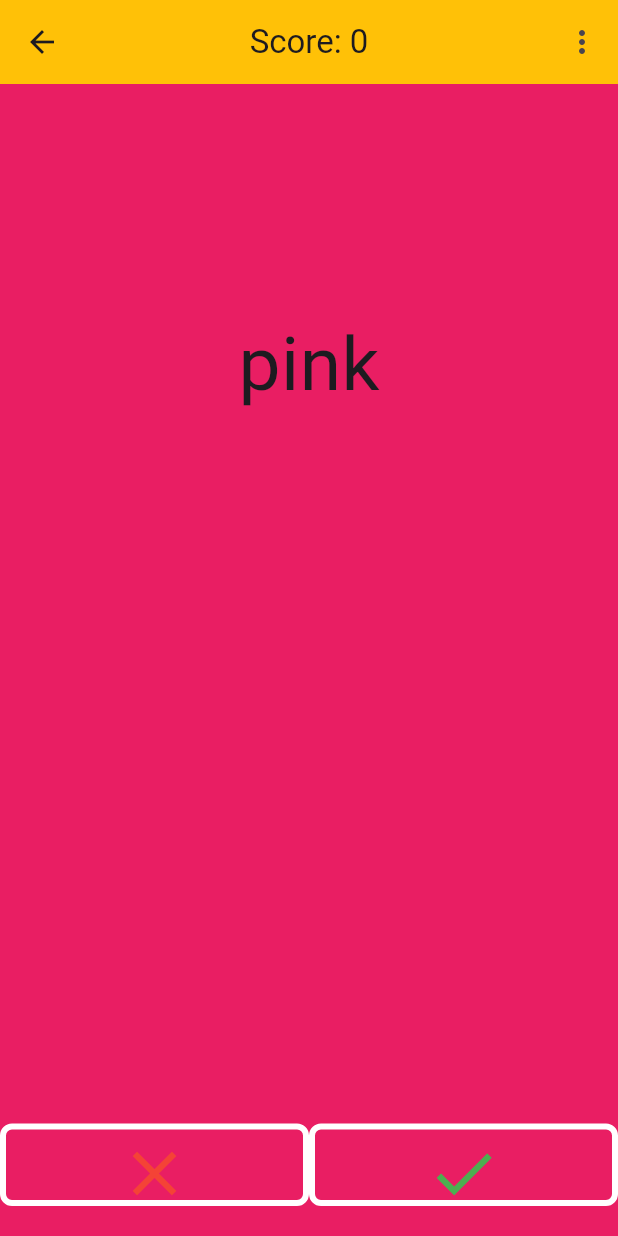
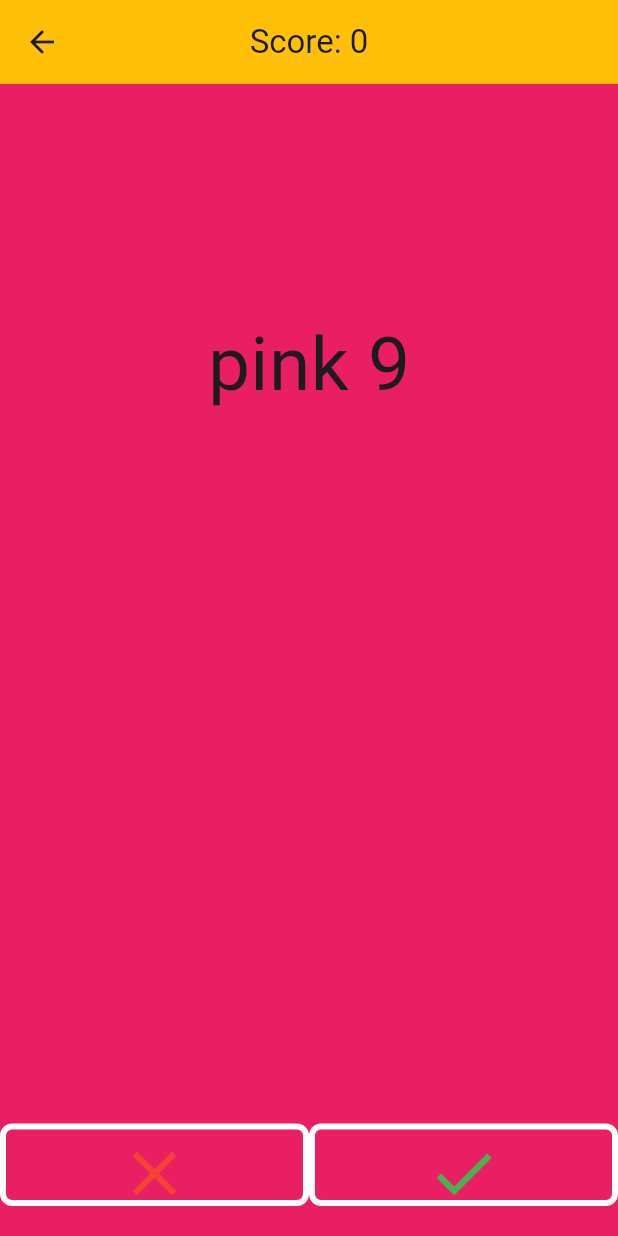
Before and after one commit to DereckAn/FlutterProjects, a Flutter app: the screen it shows after launch, after a tap on "START", on a phone screen of 412 x 824 dp. Run offline on Flutter 3.47's test engine with Material 2 defaults, Android fonts, the phone set to English and light mode, and no system bars.

```diff
--- /dev/null
+++ b/color_game/lib/components/button.dart
@@ -0,0 +1,36 @@
+import 'package:flutter/material.dart';
+
+class ButtonG extends StatelessWidget {
+  const ButtonG(this.text1, this.text2, {super.key});
+  final String text1;
+  final String text2;
+
+  @override
+  Widget build(BuildContext context) {
+    final highh = MediaQuery.of(context).size.height;
+    final widtt = MediaQuery.of(context).size.width;
+
+    return SizedBox(
+      width: widtt / 1.5,
+      height: highh / 17,
+      child: ElevatedButton(
+        style: ElevatedButton.styleFrom(
+          backgroundColor: const Color.fromARGB(255, 66, 190, 165),
+          shape: RoundedRectangleBorder(
+            borderRadius: BorderRadius.circular(8),
+          ),
+        ),
+        onPressed: () {
+          Navigator.pushNamed(context, text2);
+        },
+        child:  Text(
+          text1,
+          style: const TextStyle(
+              color: Color.fromARGB(255, 255, 255, 255),
+              fontWeight: FontWeight.w900,
+              fontSize: 16),
+        ),
+      ),
+    );
+  }
+}
--- a/color_game/lib/components/menu.dart
+++ b/color_game/lib/components/menu.dart
@@ -1,4 +1,6 @@
 import 'package:flutter/material.dart';
+
+import 'button.dart';
 
 class Menu extends StatelessWidget {
   const Menu({super.key});
@@ -23,28 +25,7 @@ class Menu extends StatelessWidget {
         SizedBox(
           height: highh / 10,
         ),
-        SizedBox(
-          width: widtt / 1.5,
-          height: highh / 17,
-          child: ElevatedButton(
-            style: ElevatedButton.styleFrom(
-              backgroundColor: const Color.fromARGB(255, 66, 190, 165),
-              shape: RoundedRectangleBorder(
-                borderRadius: BorderRadius.circular(8),
-              ),
-            ),
-            onPressed: () {
-              Navigator.pushNamed(context, '/juego');
-            },
-            child: const Text(
-              'START',
-              style: TextStyle(
-                  color: Colors.white,
-                  fontWeight: FontWeight.w900,
-                  fontSize: 16),
-            ),
-          ),
-        ),
+        const ButtonG( 'START', '/juego'),
         SizedBox(
           height: highh / 60,
         ),
--- a/color_game/lib/screens/playing.dart
+++ b/color_game/lib/screens/playing.dart
@@ -1,3 +1,5 @@
+import 'dart:async';
+
 import 'package:color_game/components/two_buttons.dart';
 import 'package:flutter/material.dart';
 import 'dart:math';
@@ -29,8 +31,20 @@ class Playing extends StatefulWidget {
 }
 
 class _PlayingState extends State<Playing> {
+
+  Color _backgroundColor = Colors.pink;
+  String _stringColor = 'pink';
   int score = 0;
+  late Timer _timer;
+  late int _secondRemaining = 10;
+  late bool _isGameOver = false;
 
+
+  @override
+  void initState() {
+    super.initState();
+    _startTimer();
+  }
   void generateRandomColor() {
     setState(() {
       _backgroundColor = colorMap[keys[random.nextInt(keys.length)]]!;
@@ -47,8 +61,7 @@ class _PlayingState extends State<Playing> {
       // return true;
     } else {
       setState(() {
-        score--;
-        generateRandomColor();
+        _isGameOver = true;
       });
       // return false;
     }
@@ -58,23 +71,37 @@ class _PlayingState extends State<Playing> {
     return _backgroundColor == colorMap[_stringColor];
   }
 
-  Color _backgroundColor = Colors.pink;
-  String _stringColor = 'pink';
+  void _startTimer() {
+    _timer = Timer.periodic(
+      const Duration(seconds: 1),
+      ( Timer timer) {
+        if (_secondRemaining == 0) {
+          _timer.cancel();
+          setState(() {
+            _isGameOver = true;
+          });
+        } else {
+          setState(() {
+            _secondRemaining--;
+          });
+        }
+      },
+    );
+  }
 
   @override
   Widget build(BuildContext context) {
     return Scaffold(
       backgroundColor: _backgroundColor,
       appBar: AppBar(
-        actions: const [
-          EndGame(),],
         backgroundColor: Colors.amber,
         title: Text(
           'Score: $score',
         ),
         centerTitle: true,
       ),
-      body: Column(
+      body:_isGameOver ?
+          EndGame(score) : Column(
         mainAxisAlignment: MainAxisAlignment.center,
         mainAxisSize: MainAxisSize.max,
         children: [
@@ -82,7 +109,7 @@ class _PlayingState extends State<Playing> {
             flex: 2,
             child: Center(
               child: Text(
-                _stringColor,
+                '$_stringColor $_secondRemaining',
                 style: const TextStyle(fontSize: 50),
               ),
             ),
```
Also changed, not shown: color_game/lib/components/end_game.dart (+40 -31 lines), color_game/lib/components/timer.dart (added, +10 -0 lines).
